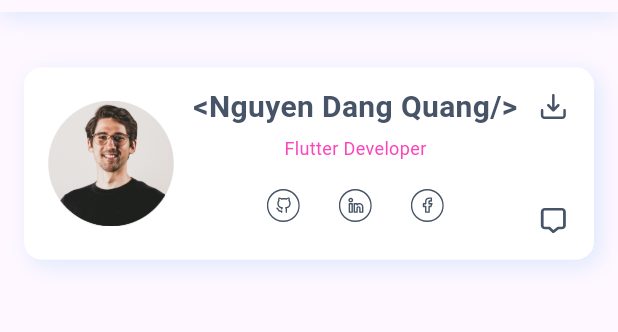
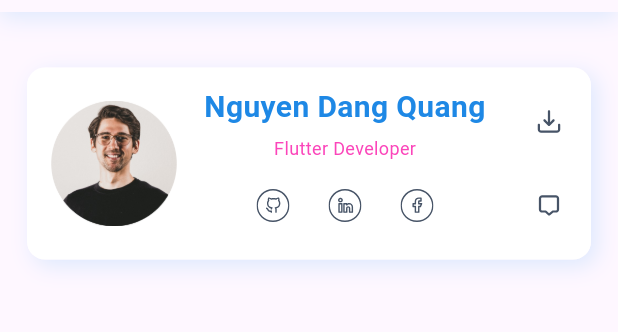
Before and after one commit to quangnd2203/my_porfolio, a Flutter app: the screen it shows after launch, on a phone screen of 412 x 824 dp, the part 96-428 px from its top. Run offline on Flutter 3.47's test engine with Material 3 defaults, Android fonts, the phone set to English and light mode, and no system bars; our stand-ins replace cached_network_image, connectivity_plus, device_info_plus, dio, equatable, flutter_bloc and 9 more; Roboto replaces fonts that are missing (Lekton).

Commit message:
no message

```diff
--- a/lib/app/translations/en_us_translations.dart
+++ b/lib/app/translations/en_us_translations.dart
@@ -8,4 +8,5 @@ final Map<String, String> enUs = <String, String>{
   'contact_me': 'Contact Me',
   'hire_me': 'Hire Me',
   'download_cv': 'Download CV',
+  'login': 'Login',
 };
--- a/lib/app/ui/home/home_screen.dart
+++ b/lib/app/ui/home/home_screen.dart
@@ -3,8 +3,6 @@ import 'package:flutter/material.dart';
 import '../../constants/app_values.dart';
 import '../widgets/responsive_screen.dart';
 import 'widget/info_card.dart';
-import 'widget/info_card_desktop.dart';
-import 'widget/info_card_mobile.dart';
 
 class HomeScreen extends StatefulWidget {
   const HomeScreen({super.key, required this.text});
@@ -62,17 +60,15 @@ class _HomeScreenState extends State<HomeScreen> with ResponsiveScreen {
 
   @override
   Widget buildMobile(BuildContext context) {
-    return const Padding(
+    return const SizedBox(
+      width: MOBILE_PAGE_MAX_WIDTH,
+      child: SingleChildScrollView(
         padding: EdgeInsets.symmetric(horizontal: 16),
-      child: Center(
-        child: SizedBox(
-          width: MOBILE_PAGE_MAX_WIDTH,
         child: Column(
           children: [
             SizedBox(height: 16,),
             InfoCard()
           ],
-          ),
         ),
       ),
     );
--- a/lib/app/ui/home/widget/info_card.dart
+++ b/lib/app/ui/home/widget/info_card.dart
@@ -1,6 +1,4 @@
-import 'package:flutter/cupertino.dart';
 import 'package:flutter/material.dart';
-import 'package:flutter/widgets.dart';
 import 'package:flutter_bloc/flutter_bloc.dart';
 import 'package:flutter_svg/flutter_svg.dart';
 import 'package:get/get.dart' as getx;
@@ -226,7 +224,7 @@ class _Mobile extends StatelessWidget {
   @override
   Widget build(BuildContext context) {
     return Container(
-      width: 400,
+      width: 376,
       decoration: BoxDecoration(
         color: Theme.of(context).scaffoldBackgroundColor,
         borderRadius: BorderRadius.circular(12),
@@ -239,7 +237,7 @@ class _Mobile extends StatelessWidget {
         ],
       ),
       child: Container(
-        padding: const EdgeInsets.symmetric(vertical: 12, horizontal: 16),
+        padding: const EdgeInsets.symmetric(vertical: 12, horizontal: 16).copyWith(right: 4),
         decoration: BoxDecoration(
           color: isDarkMode ? AppColors.white.withOpacity(0.1) : AppColors.white,
           borderRadius: BorderRadius.circular(12),
@@ -256,9 +254,9 @@ class _Mobile extends StatelessWidget {
                 child: Column(
                   children: <Widget>[
                     Text(
-                      '<Nguyen Dang Quang/>',
-                      style: AppTextStyles.getXlStyle(AppTextStyles.bold)
-                          .copyWith(color: isDarkMode ? AppColors.white : AppColors.gray.shade600),
+                      'Nguyen Dang Quang',
+                      textAlign: TextAlign.center,
+                      style: AppTextStyles.getXlStyle(AppTextStyles.bold).copyWith(color: AppColors.primary.shade600),
                     ),
                     const SizedBox(
                       height: 4,
@@ -316,25 +314,26 @@ class _Mobile extends StatelessWidget {
   }
 
   Widget buildCommentDownload() {
-    return Padding(
-      padding: const EdgeInsets.symmetric(vertical: 4),
-      child: Column(
-        mainAxisAlignment: MainAxisAlignment.spaceBetween,
-        children: <Widget>[
-          SvgPicture.asset(
+    return Column(
+      mainAxisAlignment: MainAxisAlignment.spaceBetween,
+      children: <Widget>[
+        IconButton(
+          icon: SvgPicture.asset(
             AppImages.svg('download'),
-            height: 20,
-            fit: BoxFit.fill,
+            width: 18,
             color: isDarkMode ? AppColors.white : AppColors.gray.shade600,
           ),
-          SvgPicture.asset(
+          onPressed: () {},
+        ),
+        IconButton(
+          icon: SvgPicture.asset(
             AppImages.svg('comment'),
-            height: 20,
-            fit: BoxFit.fill,
+            width: 18,
             color: isDarkMode ? AppColors.white : AppColors.gray.shade600,
           ),
-        ],
-      ),
+          onPressed: () {},
+        ),
+      ],
     );
   }
 }
--- a/lib/app/ui/navigation/navigation_screen.dart
+++ b/lib/app/ui/navigation/navigation_screen.dart
@@ -1,3 +1,4 @@
+import 'package:flutter/cupertino.dart';
 import 'package:flutter/material.dart';
 import 'package:flutter_bloc/flutter_bloc.dart';
 import 'package:flutter_svg/flutter_svg.dart';
@@ -23,9 +24,13 @@ class NavigationScreen extends StatefulWidget {
 }
 
 class _NavigationScreenState extends State<NavigationScreen> with ResponsiveScreen {
+  final GlobalKey<ScaffoldState> scaffoldKey = GlobalKey<ScaffoldState>();
+
   @override
   Widget build(BuildContext context) {
     return Scaffold(
+      key: scaffoldKey,
+      endDrawer: buildMobileMenu(),
       body: buildResponsiveScreen(context),
     );
   }
@@ -114,7 +119,7 @@ class _NavigationScreenState extends State<NavigationScreen> with ResponsiveScre
                   children: <Widget>[
                     ...buildDesktopMenu(),
                     CustomOutlinedButton(
-                      title: 'contact_me'.tr,
+                      title: 'login'.tr,
                     ),
                   ],
                 ),
@@ -168,9 +173,51 @@ class _NavigationScreenState extends State<NavigationScreen> with ResponsiveScre
                   child: buildLogo(),
                 ),
               ),
-              SvgPicture.asset(AppImages.svg('navigation_setting'))
+              InkWell(
+                child: SvgPicture.asset(
+                  AppImages.svg('navigation_setting'),
+                ),
+                onTap: () {
+                  scaffoldKey.currentState!.openEndDrawer();
+                },
+              )
             ],
           ),
+        ),
+      ),
+    );
+  }
+
+  Widget buildMobileMenu(){
+    Widget buildTitle(String text, {bool isSelected = false}) {
+      return Column(
+        mainAxisSize: MainAxisSize.min,
+        children: <Widget>[
+          Text(
+            text.tr,
+            style: AppTextStyles.getSmStyle(
+              isSelected ? AppTextStyles.bold : AppTextStyles.regular,
+            ).copyWith(color: getx.Get.find<ThemeCubit>().state.mode == ThemeMode.light ? AppColors.gray : AppColors.white),
+          ),
+          const Divider(),
+        ],
+      );
+    }
+
+    return Container(
+      color: Theme.of(context).scaffoldBackgroundColor,
+      width: MediaQuery.of(context).size.width * 0.8,
+      height: MediaQuery.of(context).size.height,
+      padding: const EdgeInsets.all(16),
+      child: SingleChildScrollView(
+        child: Column(
+          children: NAVIGATION_MENU.map((String e) => buildTitle(e, isSelected: e == NAVIGATION_MENU.first)).toList() + [
+            const SizedBox(height: 20,),
+            CustomOutlinedButton(
+              title: 'login'.tr,
+              textStyle: AppTextStyles.getBaseStyle(AppTextStyles.bold),
+            ),
+          ],
         ),
       ),
     );
```
Also changed, not shown: lib/app/ui/home/widget/info_card_desktop.dart (deleted, +0 -194 lines), lib/app/ui/home/widget/info_card_mobile.dart (deleted, +0 -19 lines). Lines whose indentation alone changed are shown as unchanged.
